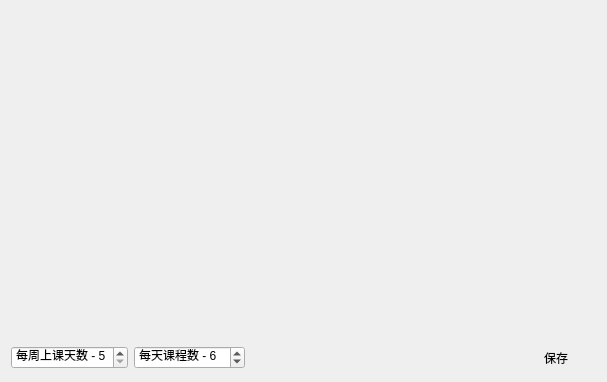
Old version of the form Schedule/gui/DesignScheduleWidget.ui in the repository xtuer/Qt.
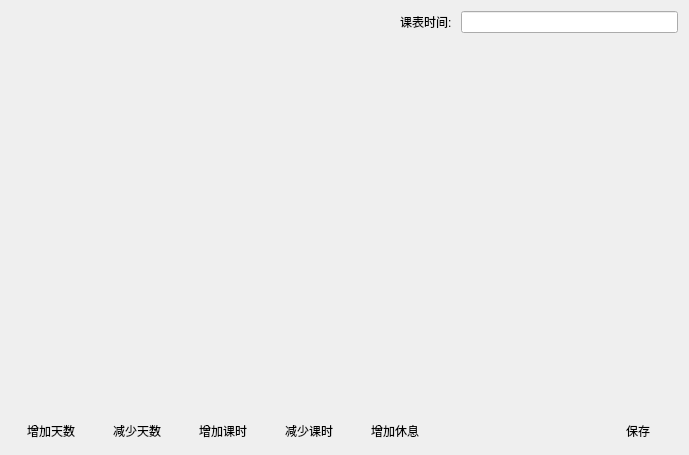
New version of the form.

Patch:
```diff
--- a/Schedule/gui/DesignScheduleWidget.ui
+++ b/Schedule/gui/DesignScheduleWidget.ui
@@ -6,57 +6,75 @@
    <rect>
     <x>0</x>
     <y>0</y>
-    <width>607</width>
-    <height>382</height>
+    <width>689</width>
+    <height>455</height>
    </rect>
   </property>
   <property name="windowTitle">
    <string>Form</string>
   </property>
   <layout class="QGridLayout" name="gridLayout">
-   <item row="1" column="0">
-    <widget class="QSpinBox" name="dayCountOfWeekSpinBox">
-     <property name="prefix">
-      <string>每周上课天数 - </string>
+   <item row="1" column="0" colspan="7">
+    <widget class="QWidget" name="scheduleWidget" native="true">
+     <property name="sizePolicy">
+      <sizepolicy hsizetype="Preferred" vsizetype="Expanding">
+       <horstretch>0</horstretch>
+       <verstretch>0</verstretch>
+      </sizepolicy>
      </property>
-     <property name="minimum">
-      <number>5</number>
+    </widget>
+   </item>
+   <item row="2" column="0">
+    <widget class="QPushButton" name="increaseDayButton">
+     <property name="text">
+      <string>增加天数</string>
      </property>
-     <property name="maximum">
-      <number>7</number>
+     <property name="flat">
+      <bool>true</bool>
      </property>
     </widget>
    </item>
-   <item row="1" column="3">
-    <widget class="QPushButton" name="saveButton">
+   <item row="2" column="1">
+    <widget class="QPushButton" name="decreaseDayButton">
      <property name="text">
-      <string>保存</string>
+      <string>减少天数</string>
      </property>
      <property name="flat">
       <bool>true</bool>
      </property>
     </widget>
    </item>
-   <item row="1" column="1">
-    <widget class="QSpinBox" name="courseCountOfDaySpinBox">
-     <property name="prefix">
-      <string>每天课程数 - </string>
+   <item row="2" column="2">
+    <widget class="QPushButton" name="increaseTimeButton">
+     <property name="text">
+      <string>增加课时</string>
      </property>
-     <property name="minimum">
-      <number>4</number>
+     <property name="flat">
+      <bool>true</bool>
      </property>
-     <property name="maximum">
-      <number>10</number>
+    </widget>
+   </item>
+   <item row="2" column="3">
+    <widget class="QPushButton" name="decreaseTimeButton">
+     <property name="text">
+      <string>减少课时</string>
      </property>
-     <property name="value">
-      <number>6</number>
+     <property name="flat">
+      <bool>true</bool>
      </property>
     </widget>
    </item>
-   <item row="0" column="0" colspan="4">
-    <widget class="QWidget" name="scheduleWidget" native="true"/>
+   <item row="2" column="4">
+    <widget class="QPushButton" name="increaseRestButton">
+     <property name="text">
+      <string>增加休息</string>
+     </property>
+     <property name="flat">
+      <bool>true</bool>
+     </property>
+    </widget>
    </item>
-   <item row="1" column="2">
+   <item row="2" column="5">
     <spacer name="horizontalSpacer">
      <property name="orientation">
       <enum>Qt::Horizontal</enum>
@@ -69,6 +87,43 @@
      </property>
     </spacer>
    </item>
+   <item row="2" column="6">
+    <widget class="QPushButton" name="saveButton">
+     <property name="text">
+      <string>保存</string>
+     </property>
+     <property name="flat">
+      <bool>true</bool>
+     </property>
+    </widget>
+   </item>
+   <item row="0" column="2" colspan="5">
+    <layout class="QHBoxLayout" name="horizontalLayout">
+     <item>
+      <spacer name="horizontalSpacer_2">
+       <property name="orientation">
+        <enum>Qt::Horizontal</enum>
+       </property>
+       <property name="sizeHint" stdset="0">
+        <size>
+         <width>40</width>
+         <height>20</height>
+        </size>
+       </property>
+      </spacer>
+     </item>
+     <item>
+      <widget class="QLabel" name="label">
+       <property name="text">
+        <string>课表时间: </string>
+       </property>
+      </widget>
+     </item>
+     <item>
+      <widget class="QLineEdit" name="infoEdit"/>
+     </item>
+    </layout>
+   </item>
   </layout>
  </widget>
  <resources/>
```
